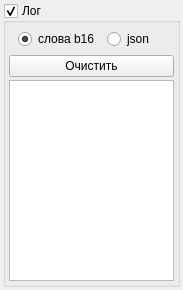
The window that Main/Widget/widgetlog.ui (PelemeshekGit/udpTcpSender) describes before a commit, drawn with Qt 5.
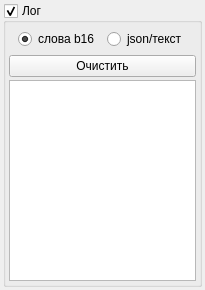
The same window after the commit.

Diff of the .ui file:
```diff
--- a/Main/Widget/widgetlog.ui
+++ b/Main/Widget/widgetlog.ui
@@ -84,7 +84,7 @@
          <item>
           <widget class="QRadioButton" name="rbLogJson">
            <property name="text">
-            <string>json</string>
+            <string>json/текст</string>
            </property>
           </widget>
          </item>
```
